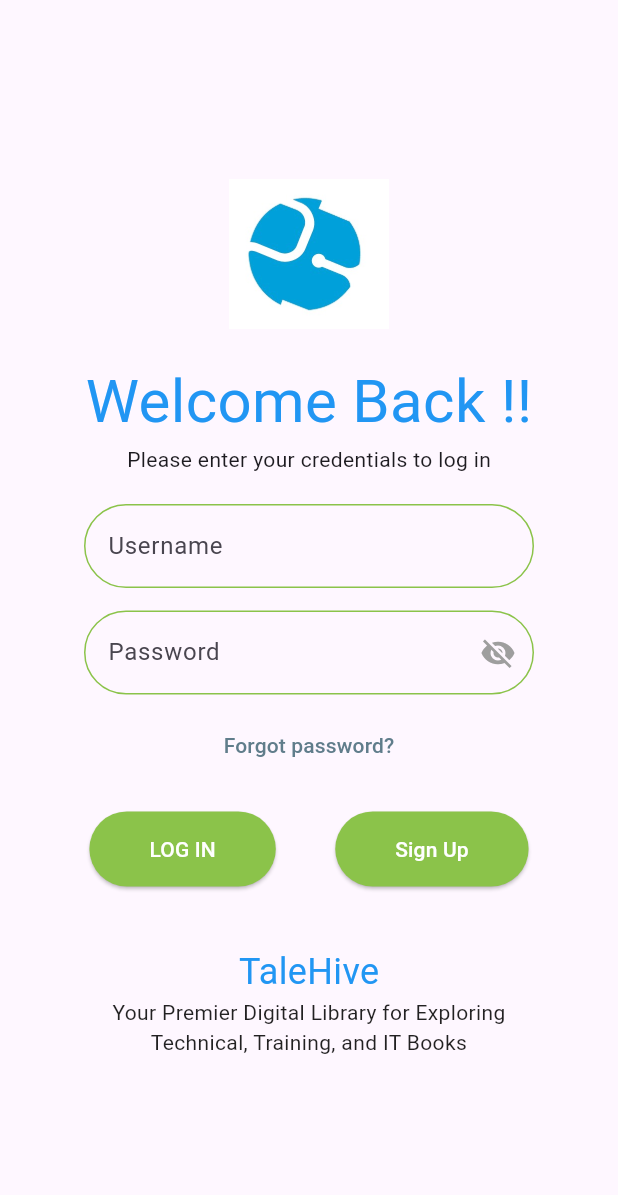
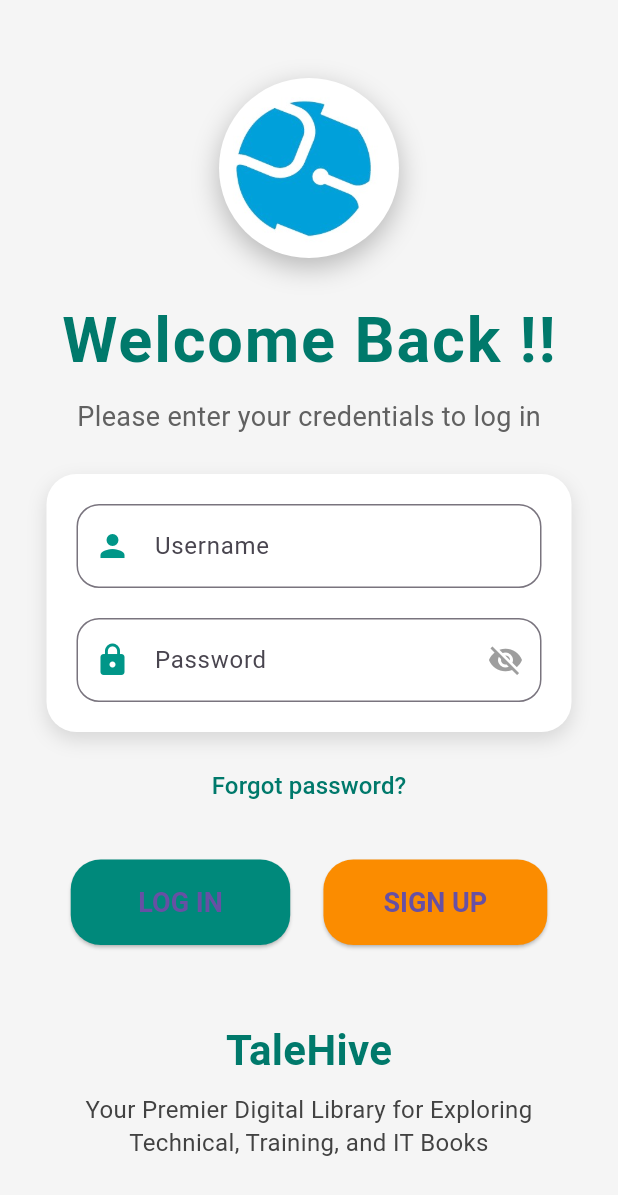
Before and after one commit to RAIYANBHUIYAN/TaleHive, a Flutter app: the Login screen opened directly, on a phone screen of 412 x 824 dp. Shown: the top 1195 px of the screen. Run offline on Flutter 3.47's test engine with Material 3 defaults, Android fonts, the light colour scheme and no system bars; our stand-ins replace file_picker, fl_chart, google_fonts.

Commit message:
login update

```diff
--- a/lib/pages/user/user_dashboard.dart
+++ b/lib/pages/user/user_dashboard.dart
@@ -229,7 +229,7 @@ class _ProfileDetails extends StatelessWidget {
                     user['id'] as String,
                     style: const TextStyle(
                       color: Color(0xFF4a4e69),
-                      fontSize: 18,
+                      fontSize: 28,
                     ),
                   ),
                 ],
--- a/lib/user_authentication/login.dart
+++ b/lib/user_authentication/login.dart
@@ -1,8 +1,7 @@
 import 'package:flutter/material.dart';
-import 'signup.dart'; // Import the signup page using a relative path
-import 'forgot_password.dart'; // Import the forgot password page using a relative path
+import 'signup.dart';
+import 'forgot_password.dart';
 
-// Convert to StatefulWidget to manage password visibility state
 class Login extends StatefulWidget {
   const Login({super.key});
 
@@ -11,159 +10,172 @@ class Login extends StatefulWidget {
 }
 
 class _LoginState extends State<Login> {
-  // State variable to toggle password visibility
   bool _isPasswordVisible = false;
 
   @override
   Widget build(BuildContext context) {
     return Scaffold(
+      backgroundColor: Colors.grey[100], // Softer background color
       body: Center(
-        // Center the content vertically
         child: SingleChildScrollView(
-          // Wrap in SingleChildScrollView to prevent overflow on small screens
-          padding: const EdgeInsets.all(20.0), // Add some padding
+          padding: const EdgeInsets.all(25.0),
           child: Column(
-            // Changed Row to Column for mobile layout
-            mainAxisAlignment:
-                MainAxisAlignment.center, // Center content vertically
-            crossAxisAlignment:
-                CrossAxisAlignment.center, // Center content horizontally
+            mainAxisAlignment: MainAxisAlignment.center,
+            crossAxisAlignment: CrossAxisAlignment.center,
             children: [
-              // Add the logo at the top with error handling
-              Image.asset(
+              // Logo with shadow
+              Container(
+                decoration: BoxDecoration(
+                  shape: BoxShape.circle,
+                  boxShadow: [
+                    BoxShadow(
+                      color: Colors.black26,
+                      blurRadius: 15,
+                      offset: Offset(0, 6),
+                    ),
+                  ],
+                ),
+                child: ClipOval(
+                  child: Image.asset(
                     'Asset/images/logo.jpg',
-                height: 100,
+                    height: 120,
+                    width: 120,
+                    fit: BoxFit.cover,
                     errorBuilder: (context, error, stackTrace) {
                       return Column(
                         children: [
-                      Icon(Icons.image_not_supported, size: 60, color: Colors.grey),
+                          Icon(
+                            Icons.image_not_supported,
+                            size: 70,
+                            color: Colors.grey,
+                          ),
                           SizedBox(height: 8),
                           Text(
                             'Logo not found',
-                        style: TextStyle(color: Colors.red, fontSize: 14),
+                            style: TextStyle(color: Colors.red, fontSize: 16),
                           ),
                         ],
                       );
                     },
                   ),
-              SizedBox(height: 20), // Spacing below the logo
-              Column(
-                mainAxisAlignment: MainAxisAlignment.center,
-                crossAxisAlignment:
-                    CrossAxisAlignment.center, // Center elements horizontally
-                children: [
+                ),
+              ),
+
+              SizedBox(height: 25),
+
+              // Welcome Text
               Text(
                 'Welcome Back !!',
                 style: TextStyle(
-                      fontSize: 40,
-                      color: Colors.blue,
-                    ), // Slightly smaller font size for mobile
+                  fontSize: 42,
+                  fontWeight: FontWeight.bold,
+                  color: Colors.teal[700],
+                  letterSpacing: 1.2,
                 ),
-                  Text('Please enter your credentials to log in'),
-                  SizedBox(height: 20), // Add some spacing
+              ),
+              SizedBox(height: 8),
+              Text(
+                'Please enter your credentials to log in',
+                style: TextStyle(fontSize: 18, color: Colors.grey[700]),
+              ),
+
+              SizedBox(height: 25),
+
+              // Login Form Container
               Container(
-                    width:
-                        300, // Keep a reasonable width for the form container
+                width: 350,
+                padding: EdgeInsets.all(20),
+                decoration: BoxDecoration(
+                  color: Colors.white,
+                  borderRadius: BorderRadius.circular(20),
+                  boxShadow: [
+                    BoxShadow(
+                      color: Colors.black12,
+                      blurRadius: 10,
+                      offset: Offset(0, 5),
+                    ),
+                  ],
+                ),
                 child: Form(
                   child: Column(
                     crossAxisAlignment: CrossAxisAlignment.start,
                     children: [
+                      // Username Field
                       TextFormField(
                         decoration: InputDecoration(
+                          prefixIcon: Icon(Icons.person, color: Colors.teal),
                           labelText: 'Username',
+                          labelStyle: TextStyle(fontSize: 16),
                           border: OutlineInputBorder(
-                                borderRadius: BorderRadius.circular(30.0),
-                                borderSide: BorderSide(
-                                  color: Colors.lightGreen,
-                                ),
-                              ),
-                              enabledBorder: OutlineInputBorder(
-                                borderRadius: BorderRadius.circular(30.0),
-                                borderSide: BorderSide(
-                                  color: Colors.lightGreen,
-                                ),
+                            borderRadius: BorderRadius.circular(15.0),
                           ),
                           focusedBorder: OutlineInputBorder(
-                                borderRadius: BorderRadius.circular(30.0),
+                            borderRadius: BorderRadius.circular(15.0),
                             borderSide: BorderSide(
-                                  color: Colors.lightGreenAccent,
-                                  width: 2.0,
+                              color: Colors.teal,
+                              width: 2,
                             ),
                           ),
                         ),
                       ),
-                          SizedBox(height: 15), // Spacing between fields
+                      SizedBox(height: 20),
+
+                      // Password Field
                       TextFormField(
                         decoration: InputDecoration(
+                          prefixIcon: Icon(Icons.lock, color: Colors.teal),
                           labelText: 'Password',
+                          labelStyle: TextStyle(fontSize: 16),
                           border: OutlineInputBorder(
-                                borderRadius: BorderRadius.circular(30.0),
+                            borderRadius: BorderRadius.circular(15.0),
+                          ),
+                          focusedBorder: OutlineInputBorder(
+                            borderRadius: BorderRadius.circular(15.0),
                             borderSide: BorderSide(
-                                  color: Colors.lightGreen,
+                              color: Colors.teal,
+                              width: 2,
                             ),
                           ),
-                              enabledBorder: OutlineInputBorder(
-                                borderRadius: BorderRadius.circular(30.0),
-                                borderSide: BorderSide(
-                                  color: Colors.lightGreen,
-                                ),
-                              ),
-                              focusedBorder: OutlineInputBorder(
-                                borderRadius: BorderRadius.circular(30.0),
-                                borderSide: BorderSide(
-                                  color: Colors.lightGreenAccent,
-                                  width: 2.0,
-                                ),
-                              ),
-                              // Add the password visibility toggle icon
                           suffixIcon: IconButton(
                             icon: Icon(
                               _isPasswordVisible
                                   ? Icons.visibility
                                   : Icons.visibility_off,
-                                  color: Colors
-                                      .grey, // Adjust icon color as needed
+                              color: Colors.grey,
                             ),
                             onPressed: () {
-                                  // Toggle password visibility state
                               setState(() {
                                 _isPasswordVisible = !_isPasswordVisible;
                               });
                             },
                           ),
                         ),
-                            obscureText:
-                                !_isPasswordVisible, // Use the state variable here
+                        obscureText: !_isPasswordVisible,
                       ),
                     ],
                   ),
                 ),
               ),
-                  SizedBox(height: 10), // Spacing
+
+              SizedBox(height: 12),
+
+              // Forgot password
               TextButton(
                 onPressed: () {
-                      // Navigate to the Forgot Password page with a custom animation
                   Navigator.push(
                     context,
                     PageRouteBuilder(
-                          pageBuilder:
-                              (context, animation, secondaryAnimation) =>
+                      pageBuilder: (context, animation, secondaryAnimation) =>
                           const ForgotPassword(),
                       transitionsBuilder:
                           (context, animation, secondaryAnimation, child) {
-                                const begin = Offset(
-                                  1.0,
-                                  0.0,
-                                ); // Start from the right
-                                const end = Offset.zero; // End at the center
-                                const curve =
-                                    Curves.ease; // Smooth animation curve
-
+                            const begin = Offset(1.0, 0.0);
+                            const end = Offset.zero;
+                            const curve = Curves.ease;
                             var tween = Tween(
                               begin: begin,
                               end: end,
                             ).chain(CurveTween(curve: curve));
-
                             return SlideTransition(
                               position: animation.drive(tween),
                               child: child,
@@ -174,33 +186,43 @@ class _LoginState extends State<Login> {
                 },
                 child: Text(
                   'Forgot password?',
-                      style: TextStyle(color: Colors.blueGrey),
+                  style: TextStyle(
+                    color: Colors.teal[700],
+                    fontSize: 16,
+                    fontWeight: FontWeight.w500,
                   ),
                 ),
-                  SizedBox(height: 20), // Spacing
+              ),
+
+              SizedBox(height: 25),
+
+              // Buttons Row
               Row(
                 mainAxisAlignment: MainAxisAlignment.spaceEvenly,
                 children: [
+                  // Login Button
                   ElevatedButton(
                     onPressed: () {},
                     style: ElevatedButton.styleFrom(
-                          backgroundColor: Colors.lightGreen,
+                      backgroundColor: Colors.teal[600],
                       shape: RoundedRectangleBorder(
-                            borderRadius: BorderRadius.circular(30.0),
+                        borderRadius: BorderRadius.circular(20.0),
                       ),
                       padding: EdgeInsets.symmetric(
-                            horizontal: 40,
-                            vertical: 15,
+                        horizontal: 45,
+                        vertical: 18,
+                      ),
+                      textStyle: TextStyle(
+                        fontSize: 18,
+                        fontWeight: FontWeight.bold,
                       ),
                     ),
-                        child: Text(
-                          'LOG IN',
-                          style: TextStyle(color: Colors.white),
+                    child: Text('LOG IN'),
                   ),
-                      ),
+
+                  // Signup Button
                   ElevatedButton(
                     onPressed: () {
-                          // Navigate to the Signup page with a custom animation
                       Navigator.push(
                         context,
                         PageRouteBuilder(
@@ -208,26 +230,14 @@ class _LoginState extends State<Login> {
                               (context, animation, secondaryAnimation) =>
                                   const Signup(),
                           transitionsBuilder:
-                                  (
-                                    context,
-                                    animation,
-                                    secondaryAnimation,
-                                    child,
-                                  ) {
-                                    const begin = Offset(
-                                      1.0,
-                                      0.0,
-                                    ); // Start from the right
-                                    const end =
-                                        Offset.zero; // End at the center
-                                    const curve =
-                                        Curves.ease; // Smooth animation curve
-
+                              (context, animation, secondaryAnimation, child) {
+                                const begin = Offset(1.0, 0.0);
+                                const end = Offset.zero;
+                                const curve = Curves.ease;
                                 var tween = Tween(
                                   begin: begin,
                                   end: end,
                                 ).chain(CurveTween(curve: curve));
-
                                 return SlideTransition(
                                   position: animation.drive(tween),
                                   child: child,
@@ -237,43 +247,47 @@ class _LoginState extends State<Login> {
                       );
                     },
                     style: ElevatedButton.styleFrom(
-                          backgroundColor: Colors.lightGreen,
+                      backgroundColor: Colors.orange[600],
                       shape: RoundedRectangleBorder(
-                            borderRadius: BorderRadius.circular(30.0),
+                        borderRadius: BorderRadius.circular(20.0),
                       ),
                       padding: EdgeInsets.symmetric(
                         horizontal: 40,
-                            vertical: 15,
+                        vertical: 18,
+                      ),
+                      textStyle: TextStyle(
+                        fontSize: 18,
+                        fontWeight: FontWeight.bold,
                       ),
                     ),
-                        child: Text(
-                          'Sign Up',
-                          style: TextStyle(color: Colors.white),
-                        ),
-                      ),
-                    ],
+                    child: Text('SIGN UP'),
                   ),
                 ],
               ),
 
-              SizedBox(
-                height: 40,
-              ), // Add significant spacing between the two sections
+              SizedBox(height: 50),
 
+              // Footer Text
               Column(
-                mainAxisAlignment: MainAxisAlignment.center,
-                crossAxisAlignment: CrossAxisAlignment.center,
                 children: [
                   Text(
                     'TaleHive',
-                    style: TextStyle(fontSize: 24, color: Colors.blue),
+                    style: TextStyle(
+                      fontSize: 28,
+                      fontWeight: FontWeight.bold,
+                      color: Colors.teal[700],
                     ),
-
+                  ),
+                  SizedBox(height: 8),
                   Container(
                     width: 300,
                     child: Text(
                       'Your Premier Digital Library for Exploring Technical, Training, and IT Books',
-                      style: TextStyle(fontSize: 14, color: Colors.black87),
+                      style: TextStyle(
+                        fontSize: 16,
+                        color: Colors.grey[800],
+                        height: 1.4,
+                      ),
                       textAlign: TextAlign.center,
                     ),
                   ),
```
Lines whose indentation alone changed are shown as unchanged.
